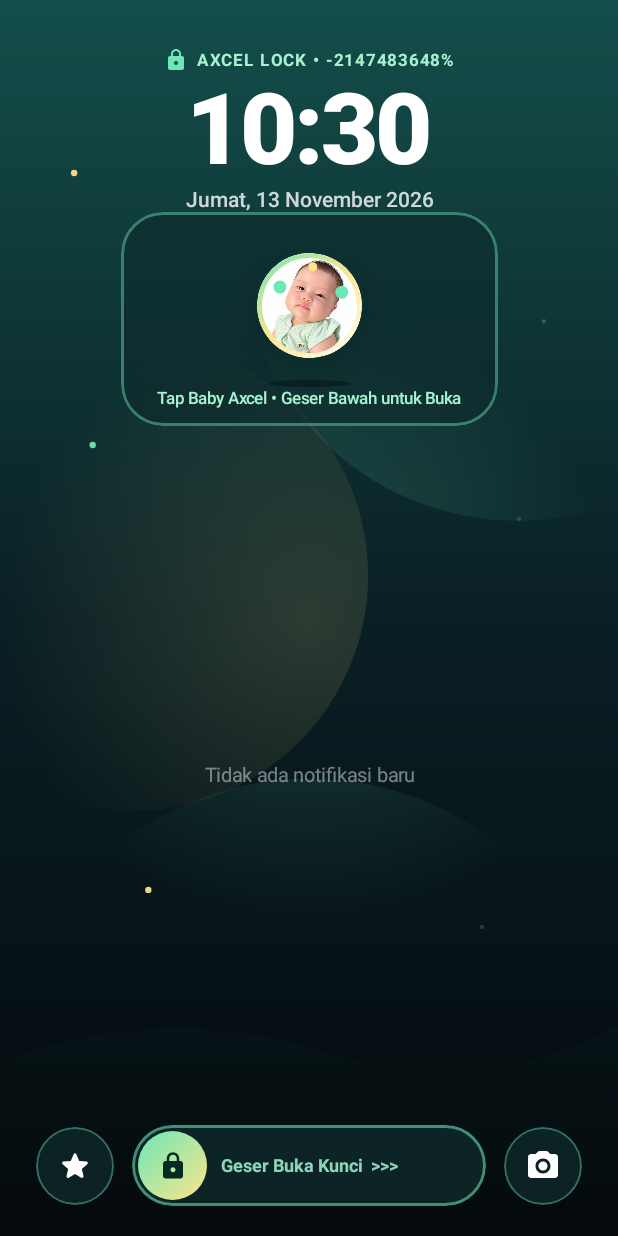
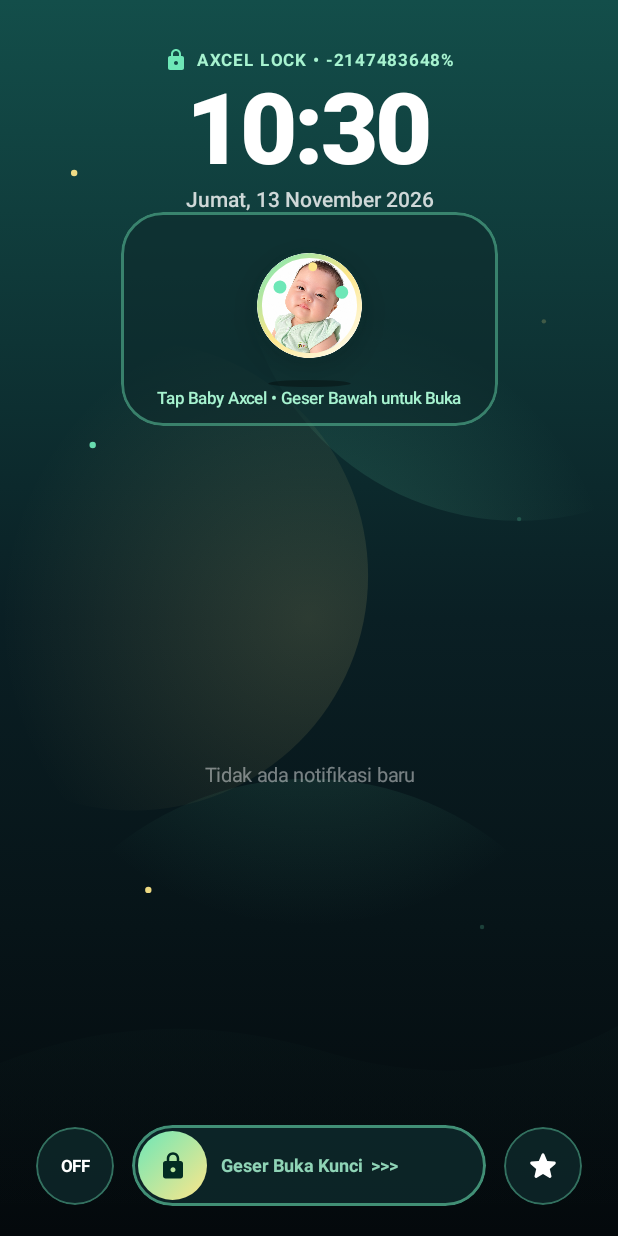
Before and after one commit to roronge/Axcel-Launcher, an Android app built with Jetpack Compose: the LockScreenActivity screen opened directly, with no data from a screen before it, on a phone screen of 412 x 824 dp. Run offline under Robolectric (Android 15) with nearby library versions, the phone set to English and light mode, and no system bars; libraries missing offline, so code that uses them is left out: androidx.palette.graphics; 1 statement that could not run was skipped.

Commit message:
fix: rewrite all Kotlin source files cleanly with core Material icons and explicit API calls

```diff
--- a/app/src/main/java/com/axcel/launcher/LockScreenActivity.kt
+++ b/app/src/main/java/com/axcel/launcher/LockScreenActivity.kt
@@ -23,7 +23,6 @@ import androidx.compose.foundation.shape.CircleShape
 import androidx.compose.foundation.shape.RoundedCornerShape
 import androidx.compose.material.icons.Icons
 import androidx.compose.material.icons.rounded.Lock
-import androidx.compose.material.icons.rounded.PhotoCamera
 import androidx.compose.material.icons.rounded.Star
 import androidx.compose.material3.Icon
 import androidx.compose.material3.Text
@@ -42,7 +41,8 @@ import androidx.compose.ui.unit.dp
 import androidx.compose.ui.unit.sp
 import kotlinx.coroutines.delay
 import java.text.SimpleDateFormat
-import java.util.*
+import java.util.Date
+import java.util.Locale
 import kotlin.math.roundToInt
 
 class LockScreenActivity : ComponentActivity() {
@@ -282,10 +282,11 @@ fun BabyAxcelLockScreen(onUnlock: () -> Unit) {
                         },
                     contentAlignment = Alignment.Center
                 ) {
-                    Icon(
-                        imageVector = Icons.Rounded.Star,
-                        contentDescription = "Senter",
-                        tint = if (torchOn) Color.Black else Color.White
+                    Text(
+                        text = if (torchOn) "ON" else "OFF",
+                        color = if (torchOn) Color.Black else Color.White,
+                        fontSize = 11.sp,
+                        fontWeight = FontWeight.Bold
                     )
                 }
 
@@ -313,7 +314,7 @@ fun BabyAxcelLockScreen(onUnlock: () -> Unit) {
                     contentAlignment = Alignment.Center
                 ) {
                     Icon(
-                        imageVector = Icons.Rounded.PhotoCamera,
+                        imageVector = Icons.Rounded.Star,
                         contentDescription = "Kamera",
                         tint = Color.White
                     )
```
Also changed, not shown: app/src/main/java/com/axcel/launcher/AxcelNotificationListener.kt (+10 -5 lines), app/src/main/java/com/axcel/launcher/MainActivity.kt (+43 -64 lines).
